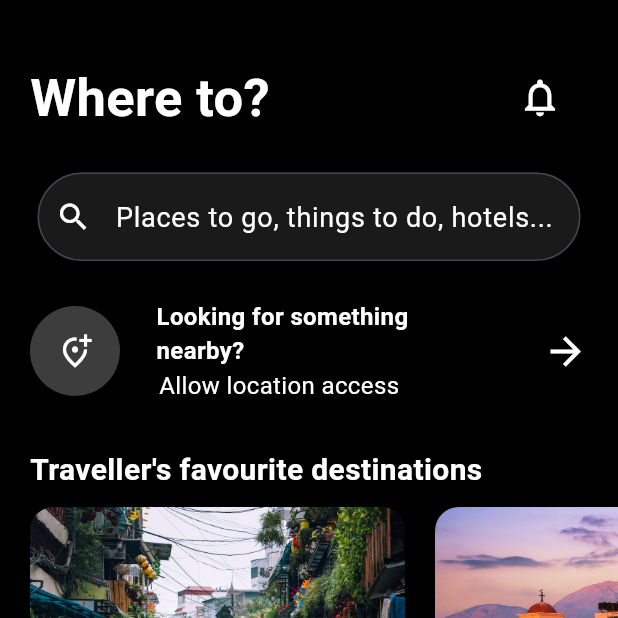
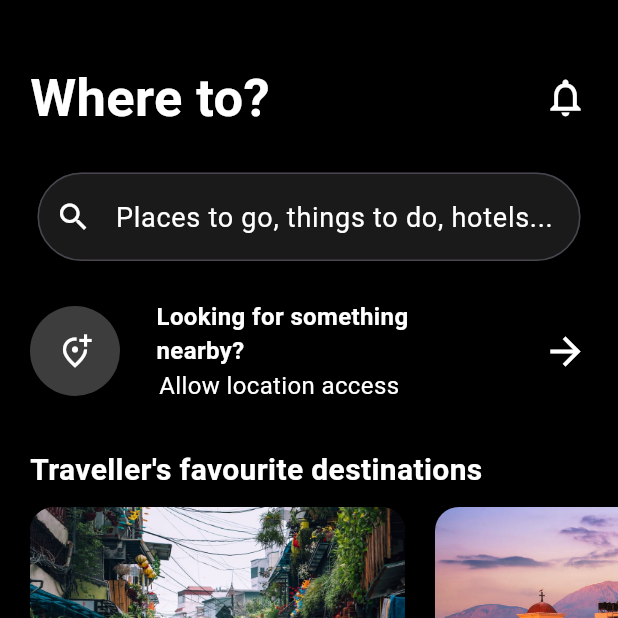
Before and after one commit to Mahendran444/Travlix, a Flutter app: the Hometrip screen opened directly, on a phone screen of 412 x 824 dp, the top half of it. Run offline on Flutter 3.47's test engine with Material 3 defaults, Android fonts, the phone set to English and light mode, and no system bars; our stand-ins replace carousel_slider, flutter_speed_dial; Roboto replaces fonts that are missing (Mono).

Commit message:
add spacer

```diff
--- a/lib/home_trip.dart
+++ b/lib/home_trip.dart
@@ -29,7 +29,7 @@ class _HometripState extends State<Hometrip> {
               child: Row(
                 children: [
                   Padding(
-                    padding: const EdgeInsets.only(top: 30, left: 20),
+                    padding: const EdgeInsets.only(top: 30,left: 20),
                     child: Text(
                       "Where to?",
                       style: TextStyle(
@@ -40,8 +40,9 @@ class _HometripState extends State<Hometrip> {
                       ),
                     ),
                   ),
+                  Spacer(),
                   Padding(
-                    padding: const EdgeInsets.only(top: 30, left: 165),
+                    padding: const EdgeInsets.only(top: 30,right: 20),
                     child: Icon(
                       Icons.notifications_outlined,
                       color: Colors.white,
@@ -109,36 +110,15 @@ class _HometripState extends State<Hometrip> {
                     ),
                   ],
                 ),
-                SizedBox(width: 90),
-                InkWell(
-                  onTap: () {
-                    showDialog(
-                      context: context,
-                      builder: (build) {
-                        return AlertDialog(
-                          title: Text("Are sure to move Next Screen"),
-                          actions: [
-                            ElevatedButton(
-                              onPressed: () {
-                                Navigator.pop(context);
-                              },
-                              child: Text("Cancel"),
-                            ),
-                            ElevatedButton(
-                              onPressed: () {},
-                              child: Text("Yes"),
-                            ),
-                          ],
-                        );
-                      },
-                    );
-                  },
-                  child: Icon(
-                    Icons.arrow_forward_outlined,
-                    color: Colors.white,
-                    size: 30,
+                Spacer(),
+                  Padding(
+                    padding: const EdgeInsets.only(right: 20),
+                    child: Icon(
+                      Icons.arrow_forward_outlined,
+                      color: Colors.white,
+                      size: 30,
+                    ),
                   ),
-                ),
               ],
             ),
             SizedBox(height: 15),
```
